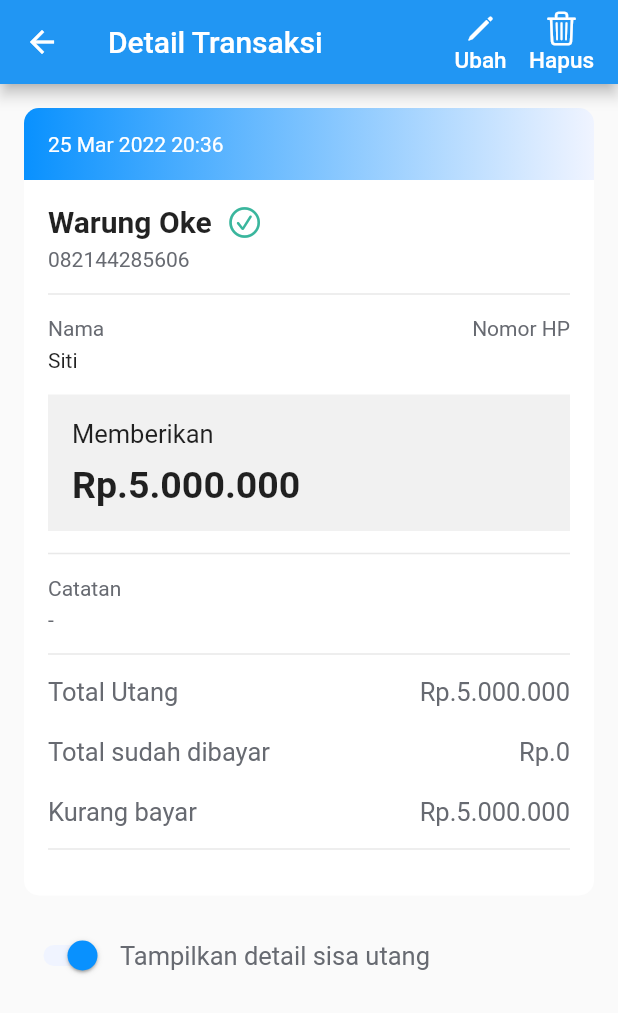
After one commit to ricorizkya/PencatatanBukuWarung, a Flutter app: the DebtDetailView screen opened by its route, after a tap on "Rp. 5.000.000", on a phone screen of 412 x 824 dp. The commit adds this screen. Shown: the top 1013 px of the screen. Run offline on Flutter 3.47's test engine with Material 2 defaults, Android fonts, the phone set to English and light mode, and no system bars; our stand-ins replace datetime_picker_formfield, firebase_core, get; accounts and stored records are empty.

Commit message:
transaction detail desain

```diff
--- a/lib/app/modules/debt_detail/views/debt_detail_view.dart
+++ b/lib/app/modules/debt_detail/views/debt_detail_view.dart
@@ -3,6 +3,7 @@ import 'package:flutter/material.dart';
 
 import 'package:get/get.dart';
 import 'package:los_pasar/app/data/constant.dart';
+import 'package:los_pasar/app/routes/app_pages.dart';
 
 import '../controllers/debt_detail_controller.dart';
 
@@ -12,11 +13,13 @@ class DebtDetailView extends GetView<DebtDetailController> {
     return Scaffold(
       appBar: AppBar(
         title: ListTile(
-          // contentPadding: EdgeInsets.only(left: 10, right: 10),
-          title: Text("Siti", style: TextStyle(color: Color(white))),
+          contentPadding: EdgeInsets.only(left: 0),
+          title:
+              Text("Siti", style: TextStyle(color: Color(white), fontSize: 20)),
           leading: CircleAvatar(
               child: Text("S",
                   style: TextStyle(
+                      fontSize: 20,
                       color: Color(white)))), //awalan pada circle image
         ),
       ),
@@ -180,13 +183,16 @@ class DebtDetailView extends GetView<DebtDetailController> {
                     style: TextStyle(color: Color(grey)),
                   ),
                 ),
-                Container(
+                GestureDetector(
+                  onTap: () => Get.toNamed(Routes.TRANSACTION_DETAIL),
+                  child: Container(
                     padding: EdgeInsets.symmetric(vertical: 20),
                     alignment: Alignment.center,
                     width: Get.width * 0.33,
                     child: Text(
                       "Rp. 5.000.000",
                       style: TextStyle(color: Color(red)),
+                    ),
                   ),
                 )
               ],
--- a/lib/app/modules/home/views/home_view.dart
+++ b/lib/app/modules/home/views/home_view.dart
@@ -31,7 +31,8 @@ class HomeView extends GetView<HomeController> {
           // contentPadding: EdgeInsets.only(left: 10, right: 10),
           title: Text(
             "Retribusi Warung",
-            style: TextStyle(color: Color(white), fontWeight: FontWeight.bold),
+            style: TextStyle(
+                color: Color(white), fontWeight: FontWeight.bold, fontSize: 20),
           ),
           trailing: FittedBox(
             fit: BoxFit.fill,
--- /dev/null
+++ b/lib/app/modules/transaction_detail/bindings/transaction_detail_binding.dart
@@ -0,0 +1,12 @@
+import 'package:get/get.dart';
+
+import '../controllers/transaction_detail_controller.dart';
+
+class TransactionDetailBinding extends Bindings {
+  @override
+  void dependencies() {
+    Get.lazyPut<TransactionDetailController>(
+      () => TransactionDetailController(),
+    );
+  }
+}
--- /dev/null
+++ b/lib/app/modules/transaction_detail/controllers/transaction_detail_controller.dart
@@ -0,0 +1,20 @@
+import 'package:get/get.dart';
+
+class TransactionDetailController extends GetxController {
+  //TODO: Implement TransactionDetailController
+
+  final count = 0.obs;
+  @override
+  void onInit() {
+    super.onInit();
+  }
+
+  @override
+  void onReady() {
+    super.onReady();
+  }
+
+  @override
+  void onClose() {}
+  void increment() => count.value++;
+}
--- /dev/null
+++ b/lib/app/modules/transaction_detail/views/transaction_detail_view.dart
@@ -0,0 +1,243 @@
+import 'package:flutter/cupertino.dart';
+import 'package:flutter/material.dart';
+
+import 'package:get/get.dart';
+import 'package:los_pasar/app/data/constant.dart';
+
+import '../controllers/transaction_detail_controller.dart';
+
+class TransactionDetailView extends GetView<TransactionDetailController> {
+  @override
+  Widget build(BuildContext context) {
+    return Scaffold(
+      appBar: AppBar(
+        title: Row(
+          mainAxisAlignment: MainAxisAlignment.spaceBetween,
+          children: [
+            Text('Detail Transaksi'),
+            Row(
+              children: [
+                Column(
+                  children: [
+                    Icon(CupertinoIcons.pencil),
+                    Text(
+                      "Ubah",
+                      style: TextStyle(fontSize: 15),
+                    )
+                  ],
+                ),
+                SizedBox(
+                  width: 15,
+                ),
+                Column(
+                  children: [
+                    Icon(CupertinoIcons.trash),
+                    Text(
+                      "Hapus",
+                      style: TextStyle(fontSize: 15),
+                    )
+                  ],
+                )
+              ],
+            )
+          ],
+        ),
+      ),
+      body: Container(
+          margin: EdgeInsets.all(16),
+          child: ListView(
+            children: [
+              Container(
+                padding: EdgeInsets.all(16),
+                decoration: BoxDecoration(
+                    borderRadius: BorderRadius.only(
+                        topLeft: Radius.circular(10),
+                        topRight: Radius.circular(10)),
+                    gradient: LinearGradient(
+                        begin: Alignment.topLeft,
+                        end: Alignment.topRight,
+                        colors: [Color(blue), Color(blueBackground)])),
+                child: Text(
+                  '25 Mar 2022 20:36',
+                  style: TextStyle(color: Color(white)),
+                ),
+              ),
+              Container(
+                decoration: BoxDecoration(
+                    color: Color(white),
+                    borderRadius: BorderRadius.only(
+                        bottomLeft: Radius.circular(10),
+                        bottomRight: Radius.circular(10))),
+                padding: EdgeInsets.all(16),
+                child: Column(
+                  crossAxisAlignment: CrossAxisAlignment.start,
+                  children: [
+                    Row(
+                      children: [
+                        Text(
+                          'Warung Oke',
+                          style: TextStyle(
+                              fontSize: 20, fontWeight: FontWeight.bold),
+                        ),
+                        SizedBox(
+                          width: 10,
+                        ),
+                        Icon(
+                          CupertinoIcons.check_mark_circled,
+                          color: Color(green),
+                        )
+                      ],
+                    ),
+                    SizedBox(
+                      height: 5,
+                    ),
+                    Text(
+                      '082144285606',
+                      style: TextStyle(color: Color(grey)),
+                    ),
+                    Divider(
+                      thickness: 1,
+                      color: Color(divider),
+                      height: 30,
+                    ),
+                    Row(
+                      mainAxisAlignment: MainAxisAlignment.spaceBetween,
+                      children: [
+                        Text(
+                          'Nama',
+                          style: TextStyle(color: Color(grey)),
+                        ),
+                        Text(
+                          'Nomor HP',
+                          style: TextStyle(color: Color(grey)),
+                        ),
+                      ],
+                    ),
+                    SizedBox(
+                      height: 5,
+                    ),
+                    Text('Siti'),
+                    SizedBox(
+                      height: 15,
+                    ),
+                    Container(
+                      padding: EdgeInsets.all(16),
+                      width: Get.width,
+                      color: Color(greyBackground),
+                      child: Column(
+                        crossAxisAlignment: CrossAxisAlignment.start,
+                        children: [
+                          Text(
+                            'Memberikan',
+                            style: TextStyle(fontSize: 17),
+                          ),
+                          SizedBox(
+                            height: 10,
+                          ),
+                          Text(
+                            'Rp.5.000.000',
+                            style: TextStyle(
+                                fontSize: 25, fontWeight: FontWeight.bold),
+                          )
+                        ],
+                      ),
+                    ),
+                    Divider(
+                      thickness: 1,
+                      color: Color(divider),
+                      height: 30,
+                    ),
+                    Text(
+                      'Catatan',
+                      style: TextStyle(color: Color(grey)),
+                    ),
+                    SizedBox(
+                      height: 5,
+                    ),
+                    Text(
+                      '-',
+                      style: TextStyle(color: Color(grey)),
+                    ),
+                    Divider(
+                      thickness: 1,
+                      color: Color(divider),
+                      height: 30,
+                    ),
+                    Row(
+                      mainAxisAlignment: MainAxisAlignment.spaceBetween,
+                      children: [
+                        Text(
+                          'Total Utang',
+                          style: TextStyle(color: Color(grey), fontSize: 17),
+                        ),
+                        Text(
+                          'Rp.5.000.000',
+                          style: TextStyle(color: Color(grey), fontSize: 17),
+                        ),
+                      ],
+                    ),
+                    SizedBox(
+                      height: 20,
+                    ),
+                    Row(
+                      mainAxisAlignment: MainAxisAlignment.spaceBetween,
+                      children: [
+                        Text(
+                          'Total sudah dibayar',
+                          style: TextStyle(color: Color(grey), fontSize: 17),
+                        ),
+                        Text(
+                          'Rp.0',
+                          style: TextStyle(color: Color(grey), fontSize: 17),
+                        ),
+                      ],
+                    ),
+                    SizedBox(
+                      height: 20,
+                    ),
+                    Row(
+                      mainAxisAlignment: MainAxisAlignment.spaceBetween,
+                      children: [
+                        Text(
+                          'Kurang bayar',
+                          style: TextStyle(color: Color(grey), fontSize: 17),
+                        ),
+                        Text(
+                          'Rp.5.000.000',
+                          style: TextStyle(color: Color(grey), fontSize: 17),
+                        ),
+                      ],
+                    ),
+                    Divider(
+                      thickness: 1,
+                      color: Color(divider),
+                      height: 30,
+                    ),
+                  ],
+                ),
+              ),
+              Padding(
+                padding: const EdgeInsets.fromLTRB(0, 16, 0, 16),
+                child: Row(
+                  children: [
+                    Switch(
+                      value: true,
+                      onChanged: (value) {},
+                      activeTrackColor: Color(blueBackground),
+                      activeColor: Color(blue),
+                    ),
+                    SizedBox(
+                      width: 5,
+                    ),
+                    Text(
+                      'Tampilkan detail sisa utang',
+                      style: TextStyle(color: Color(grey), fontSize: 17),
+                    ),
+                  ],
+                ),
+              )
+            ],
+          )),
+    );
+  }
+}
--- a/lib/app/routes/app_pages.dart
+++ b/lib/app/routes/app_pages.dart
@@ -10,6 +10,8 @@ import '../modules/record_debt/bindings/record_debt_binding.dart';
 import '../modules/record_debt/views/record_debt_view.dart';
 import '../modules/resource/bindings/resource_binding.dart';
 import '../modules/resource/views/resource_view.dart';
+import '../modules/transaction_detail/bindings/transaction_detail_binding.dart';
+import '../modules/transaction_detail/views/transaction_detail_view.dart';
 
 part 'app_routes.dart';
 
@@ -44,5 +46,10 @@ class AppPages {
       page: () => DebtDetailView(),
       binding: DebtDetailBinding(),
     ),
+    GetPage(
+      name: _Paths.TRANSACTION_DETAIL,
+      page: () => TransactionDetailView(),
+      binding: TransactionDetailBinding(),
+    ),
   ];
 }
--- a/lib/app/routes/app_routes.dart
+++ b/lib/app/routes/app_routes.dart
@@ -8,6 +8,7 @@ abstract class Routes {
   static const GET_STARTED = _Paths.GET_STARTED;
   static const RECORD_DEBT = _Paths.RECORD_DEBT;
   static const DEBT_DETAIL = _Paths.DEBT_DETAIL;
+  static const TRANSACTION_DETAIL = _Paths.TRANSACTION_DETAIL;
 }
 
 abstract class _Paths {
@@ -17,4 +18,5 @@ abstract class _Paths {
   static const GET_STARTED = '/get-started';
   static const RECORD_DEBT = '/record-debt';
   static const DEBT_DETAIL = '/debt-detail';
+  static const TRANSACTION_DETAIL = '/transaction-detail';
 }
```
Lines whose indentation alone changed are shown as unchanged.
